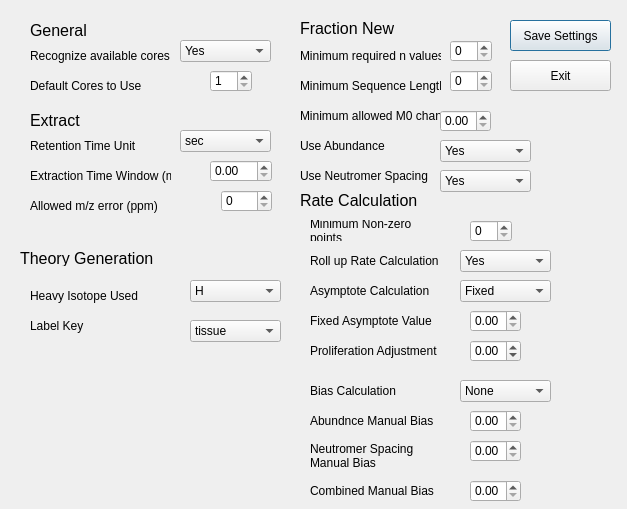
Before: the Qt Designer form ui_files/Settings_Menu.ui in JC-Price/DeuteRater, drawn with Qt 5.
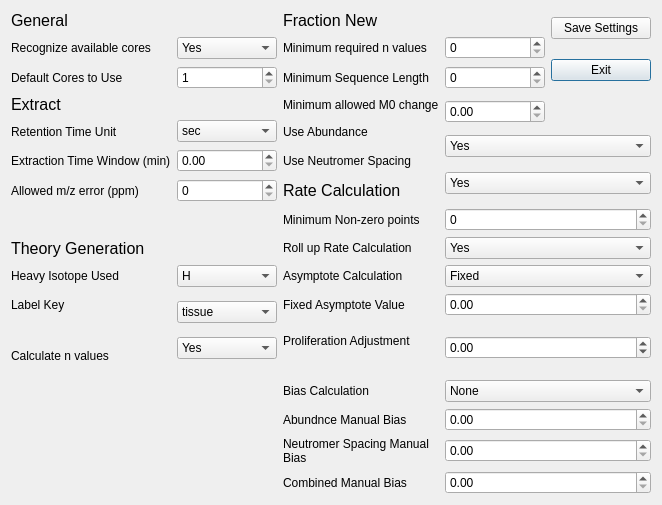
After: the same form once the commit is applied.

What changed in the file:
```diff
--- a/ui_files/Settings_Menu.ui
+++ b/ui_files/Settings_Menu.ui
@@ -6,112 +6,92 @@
    <rect>
     <x>0</x>
     <y>0</y>
-    <width>627</width>
-    <height>509</height>
+    <width>662</width>
+    <height>505</height>
    </rect>
   </property>
   <property name="windowTitle">
    <string>Dialog</string>
   </property>
-  <widget class="QPushButton" name="SaveButton">
-   <property name="geometry">
-    <rect>
-     <x>510</x>
-     <y>20</y>
-     <width>101</width>
-     <height>31</height>
-    </rect>
-   </property>
+  <layout class="QGridLayout" name="gridLayout">
+   <item row="15" column="0" rowspan="2">
+    <widget class="QLabel" name="label_27">
    <property name="text">
-    <string>Save Settings</string>
-   </property>
-  </widget>
-  <widget class="QPushButton" name="ExitButton">
-   <property name="geometry">
-    <rect>
-     <x>510</x>
-     <y>60</y>
-     <width>101</width>
-     <height>31</height>
-    </rect>
-   </property>
+      <string>Calculate n values</string>
+     </property>
+    </widget>
+   </item>
+   <item row="11" column="3" colspan="2">
+    <widget class="QComboBox" name="roll_up_option">
+     <item>
+      <property name="text">
+       <string>Yes</string>
+      </property>
+     </item>
+     <item>
    <property name="text">
-    <string>Exit</string>
-   </property>
-  </widget>
-  <widget class="QSpinBox" name="min_n_value">
-   <property name="geometry">
-    <rect>
-     <x>450</x>
-     <y>40</y>
-     <width>42</width>
-     <height>22</height>
-    </rect>
-   </property>
-  </widget>
-  <widget class="QLabel" name="label">
-   <property name="geometry">
-    <rect>
-     <x>300</x>
-     <y>40</y>
-     <width>141</width>
-     <height>31</height>
-    </rect>
-   </property>
+       <string>No</string>
+      </property>
+     </item>
+    </widget>
+   </item>
+   <item row="9" column="1">
+    <widget class="QSpinBox" name="ppm_error">
+     <property name="maximum">
+      <number>100</number>
+     </property>
+    </widget>
+   </item>
+   <item row="7" column="1" rowspan="2">
+    <widget class="QDoubleSpinBox" name="time_window"/>
+   </item>
+   <item row="7" column="0" rowspan="2">
+    <widget class="QLabel" name="label_20">
+     <property name="text">
+      <string>Extraction Time Window (min)</string>
+     </property>
+    </widget>
+   </item>
+   <item row="7" column="2" rowspan="2">
+    <widget class="QLabel" name="label_25">
    <property name="text">
-    <string>Minimum required n values</string>
-   </property>
-  </widget>
-  <widget class="QLabel" name="label_2">
-   <property name="geometry">
-    <rect>
-     <x>300</x>
-     <y>20</y>
-     <width>101</width>
-     <height>16</height>
-    </rect>
-   </property>
-   <property name="font">
-    <font>
-     <pointsize>12</pointsize>
-    </font>
-   </property>
+      <string>Use Neutromer Spacing</string>
+     </property>
+    </widget>
+   </item>
+   <item row="8" column="3" rowspan="2" colspan="2">
+    <widget class="QComboBox" name="use_neutromer_spacing">
+     <item>
+      <property name="text">
+       <string>Yes</string>
+      </property>
+     </item>
+     <item>
    <property name="text">
-    <string>Fraction New</string>
-   </property>
-  </widget>
-  <widget class="QLabel" name="label_3">
-   <property name="geometry">
-    <rect>
-     <x>300</x>
-     <y>70</y>
-     <width>141</width>
-     <height>31</height>
-    </rect>
-   </property>
+       <string>No</string>
+      </property>
+     </item>
+    </widget>
+   </item>
+   <item row="9" column="0">
+    <widget class="QLabel" name="label_21">
    <property name="text">
-    <string>Minimum Sequence Length</string>
-   </property>
-  </widget>
-  <widget class="QSpinBox" name="min_sequence_length">
-   <property name="geometry">
-    <rect>
-     <x>450</x>
-     <y>70</y>
-     <width>42</width>
-     <height>22</height>
-    </rect>
-   </property>
-  </widget>
+      <string>Allowed m/z error (ppm)</string>
+     </property>
+    </widget>
+   </item>
+   <item row="10" column="2">
+    <widget class="QLabel" name="label_26">
+     <property name="text">
+      <string>Minimum Non-zero points</string>
+     </property>
+     <property name="wordWrap">
+      <bool>true</bool>
+     </property>
+    </widget>
+   </item>
+   <item row="9" column="2">
   <widget class="QLabel" name="label_4">
-   <property name="geometry">
-    <rect>
-     <x>300</x>
-     <y>190</y>
-     <width>121</width>
-     <height>21</height>
-    </rect>
-   </property>
    <property name="font">
     <font>
      <pointsize>12</pointsize>
@@ -121,51 +101,19 @@
     <string>Rate Calculation</string>
    </property>
   </widget>
-  <widget class="QLabel" name="label_5">
-   <property name="geometry">
-    <rect>
-     <x>30</x>
-     <y>20</y>
-     <width>121</width>
-     <height>21</height>
-    </rect>
-   </property>
-   <property name="font">
-    <font>
-     <pointsize>12</pointsize>
-    </font>
-   </property>
+   </item>
+   <item row="12" column="0">
+    <widget class="QLabel" name="label_22">
    <property name="text">
-    <string>General</string>
-   </property>
-  </widget>
-  <widget class="QLabel" name="label_6">
-   <property name="geometry">
-    <rect>
-     <x>30</x>
-     <y>110</y>
-     <width>121</width>
-     <height>21</height>
-    </rect>
-   </property>
-   <property name="font">
-    <font>
-     <pointsize>12</pointsize>
-    </font>
-   </property>
-   <property name="text">
-    <string>Extract</string>
-   </property>
-  </widget>
+      <string>Heavy Isotope Used</string>
+     </property>
+    </widget>
+   </item>
+   <item row="10" column="3" colspan="2">
+    <widget class="QSpinBox" name="minimum_nonzero_points"/>
+   </item>
+   <item row="11" column="0">
   <widget class="QLabel" name="label_7">
-   <property name="geometry">
-    <rect>
-     <x>20</x>
-     <y>250</y>
-     <width>141</width>
-     <height>16</height>
-    </rect>
-   </property>
    <property name="font">
     <font>
      <pointsize>12</pointsize>
@@ -175,60 +123,65 @@
     <string>Theory Generation</string>
    </property>
   </widget>
-  <widget class="QLabel" name="label_8">
-   <property name="geometry">
-    <rect>
-     <x>300</x>
-     <y>100</y>
-     <width>141</width>
-     <height>31</height>
-    </rect>
-   </property>
+   </item>
+   <item row="11" column="2">
+    <widget class="QLabel" name="label_17">
    <property name="text">
-    <string>Minimum allowed M0 change</string>
-   </property>
-  </widget>
-  <widget class="QDoubleSpinBox" name="min_allowed_m0_change">
-   <property name="geometry">
-    <rect>
-     <x>440</x>
-     <y>110</y>
-     <width>51</width>
-     <height>22</height>
-    </rect>
-   </property>
-   <property name="maximum">
-    <double>1.000000000000000</double>
-   </property>
-   <property name="singleStep">
-    <double>0.050000000000000</double>
-   </property>
-  </widget>
-  <widget class="QLabel" name="label_10">
-   <property name="geometry">
-    <rect>
-     <x>310</x>
-     <y>410</y>
-     <width>131</width>
-     <height>21</height>
-    </rect>
-   </property>
-   <property name="text">
-    <string>Abundnce Manual Bias</string>
+      <string>Roll up Rate Calculation</string>
    </property>
    <property name="wordWrap">
     <bool>true</bool>
    </property>
   </widget>
+   </item>
+   <item row="18" column="3" colspan="2">
+    <widget class="QDoubleSpinBox" name="abund_manual_bias">
+     <property name="maximum">
+      <double>1.000000000000000</double>
+     </property>
+     <property name="singleStep">
+      <double>0.050000000000000</double>
+     </property>
+    </widget>
+   </item>
+   <item row="12" column="1">
+    <widget class="QComboBox" name="heavy_label">
+     <item>
+      <property name="text">
+       <string>H</string>
+      </property>
+     </item>
+    </widget>
+   </item>
+   <item row="14" column="3" rowspan="3" colspan="2">
+    <widget class="QDoubleSpinBox" name="proliferation_adjustment">
+     <property name="minimum">
+      <double>-0.500000000000000</double>
+     </property>
+     <property name="maximum">
+      <double>1.000000000000000</double>
+     </property>
+     <property name="singleStep">
+      <double>0.050000000000000</double>
+     </property>
+    </widget>
+   </item>
+   <item row="13" column="1" rowspan="2">
+    <widget class="QComboBox" name="label_key">
+     <item>
+      <property name="text">
+       <string>tissue</string>
+      </property>
+     </item>
+     <item>
+      <property name="text">
+       <string>cell culture</string>
+      </property>
+     </item>
+    </widget>
+   </item>
+   <item row="19" column="2">
   <widget class="QLabel" name="label_11">
-   <property name="geometry">
-    <rect>
-     <x>310</x>
-     <y>440</y>
-     <width>131</width>
-     <height>31</height>
-    </rect>
-   </property>
    <property name="text">
     <string>Neutromer Spacing Manual Bias</string>
    </property>
@@ -236,15 +189,9 @@
     <bool>true</bool>
    </property>
   </widget>
+   </item>
+   <item row="20" column="2">
   <widget class="QLabel" name="label_12">
-   <property name="geometry">
-    <rect>
-     <x>310</x>
-     <y>480</y>
-     <width>131</width>
-     <height>21</height>
-    </rect>
-   </property>
    <property name="text">
     <string>Combined Manual Bias</string>
    </property>
@@ -252,47 +199,9 @@
     <bool>true</bool>
    </property>
   </widget>
-  <widget class="QDoubleSpinBox" name="abund_manual_bias">
-   <property name="geometry">
-    <rect>
-     <x>470</x>
-     <y>410</y>
-     <width>51</width>
-     <height>22</height>
-    </rect>
-   </property>
-   <property name="maximum">
-    <double>1.000000000000000</double>
-   </property>
-   <property name="singleStep">
-    <double>0.050000000000000</double>
-   </property>
-  </widget>
-  <widget class="QDoubleSpinBox" name="spacing_manual_bias">
-   <property name="geometry">
-    <rect>
-     <x>470</x>
-     <y>440</y>
-     <width>51</width>
-     <height>22</height>
-    </rect>
-   </property>
-   <property name="maximum">
-    <double>1.000000000000000</double>
-   </property>
-   <property name="singleStep">
-    <double>0.050000000000000</double>
-   </property>
-  </widget>
+   </item>
+   <item row="20" column="3" colspan="2">
   <widget class="QDoubleSpinBox" name="combined_manual_bias">
-   <property name="geometry">
-    <rect>
-     <x>470</x>
-     <y>480</y>
-     <width>51</width>
-     <height>22</height>
-    </rect>
-   </property>
    <property name="maximum">
     <double>1.000000000000000</double>
    </property>
@@ -300,31 +209,23 @@
     <double>0.050000000000000</double>
    </property>
   </widget>
-  <widget class="QLabel" name="label_13">
-   <property name="geometry">
-    <rect>
-     <x>310</x>
-     <y>380</y>
-     <width>131</width>
-     <height>21</height>
-    </rect>
-   </property>
+   </item>
+   <item row="12" column="3" colspan="2">
+    <widget class="QComboBox" name="asymptope_type">
+     <item>
+      <property name="text">
+       <string>Fixed</string>
+      </property>
+     </item>
+     <item>
    <property name="text">
-    <string>Bias Calculation</string>
-   </property>
-   <property name="wordWrap">
-    <bool>true</bool>
-   </property>
-  </widget>
+       <string>Variable</string>
+      </property>
+     </item>
+    </widget>
+   </item>
+   <item row="17" column="3" colspan="2">
   <widget class="QComboBox" name="bias_selection_option">
-   <property name="geometry">
-    <rect>
-     <x>460</x>
-     <y>380</y>
-     <width>91</width>
-     <height>22</height>
-    </rect>
-   </property>
    <item>
     <property name="text">
      <string>None</string>
@@ -341,47 +242,19 @@
     </property>
    </item>
   </widget>
-  <widget class="QLabel" name="label_14">
-   <property name="geometry">
-    <rect>
-     <x>310</x>
-     <y>340</y>
-     <width>131</width>
-     <height>21</height>
-    </rect>
-   </property>
+   </item>
+   <item row="18" column="2">
+    <widget class="QLabel" name="label_10">
    <property name="text">
-    <string>Proliferation Adjustment</string>
+      <string>Abundnce Manual Bias</string>
    </property>
    <property name="wordWrap">
     <bool>true</bool>
    </property>
   </widget>
-  <widget class="QLabel" name="label_15">
-   <property name="geometry">
-    <rect>
-     <x>310</x>
-     <y>280</y>
-     <width>131</width>
-     <height>21</height>
-    </rect>
-   </property>
-   <property name="text">
-    <string>Asymptote Calculation</string>
-   </property>
-   <property name="wordWrap">
-    <bool>true</bool>
-   </property>
-  </widget>
+   </item>
+   <item row="13" column="2">
   <widget class="QLabel" name="label_16">
-   <property name="geometry">
-    <rect>
-     <x>310</x>
-     <y>310</y>
-     <width>131</width>
-     <height>21</height>
-    </rect>
-   </property>
    <property name="text">
     <string>Fixed Asymptote Value</string>
    </property>
@@ -389,18 +262,19 @@
     <bool>true</bool>
    </property>
   </widget>
-  <widget class="QDoubleSpinBox" name="proliferation_adjustment">
-   <property name="geometry">
-    <rect>
-     <x>470</x>
-     <y>340</y>
-     <width>51</width>
-     <height>22</height>
-    </rect>
-   </property>
-   <property name="minimum">
-    <double>-0.500000000000000</double>
-   </property>
+   </item>
+   <item row="17" column="2">
+    <widget class="QLabel" name="label_13">
+     <property name="text">
+      <string>Bias Calculation</string>
+     </property>
+     <property name="wordWrap">
+      <bool>true</bool>
+     </property>
+    </widget>
+   </item>
+   <item row="19" column="3" colspan="2">
+    <widget class="QDoubleSpinBox" name="spacing_manual_bias">
    <property name="maximum">
     <double>1.000000000000000</double>
    </property>
@@ -408,15 +282,16 @@
     <double>0.050000000000000</double>
    </property>
   </widget>
+   </item>
+   <item row="13" column="0">
+    <widget class="QLabel" name="label_23">
+     <property name="text">
+      <string>Label Key</string>
+     </property>
+    </widget>
+   </item>
+   <item row="13" column="3" colspan="2">
   <widget class="QDoubleSpinBox" name="fixed_asymptote_value">
-   <property name="geometry">
-    <rect>
-     <x>470</x>
-     <y>310</y>
-     <width>51</width>
-     <height>22</height>
-    </rect>
-   </property>
    <property name="minimum">
     <double>0.000000000000000</double>
    </property>
@@ -427,146 +302,84 @@
     <double>0.050000000000000</double>
    </property>
   </widget>
-  <widget class="QComboBox" name="asymptope_type">
-   <property name="geometry">
-    <rect>
-     <x>460</x>
-     <y>280</y>
-     <width>91</width>
-     <height>22</height>
-    </rect>
-   </property>
-   <item>
-    <property name="text">
-     <string>Fixed</string>
-    </property>
    </item>
-   <item>
+   <item row="12" column="2">
+    <widget class="QLabel" name="label_15">
     <property name="text">
-     <string>Variable</string>
-    </property>
-   </item>
-  </widget>
-  <widget class="QLabel" name="label_17">
-   <property name="geometry">
-    <rect>
-     <x>310</x>
-     <y>250</y>
-     <width>131</width>
-     <height>21</height>
-    </rect>
-   </property>
+      <string>Asymptote Calculation</string>
+     </property>
+     <property name="wordWrap">
+      <bool>true</bool>
+     </property>
+    </widget>
+   </item>
+   <item row="14" column="2" rowspan="2">
+    <widget class="QLabel" name="label_14">
    <property name="text">
-    <string>Roll up Rate Calculation</string>
+      <string>Proliferation Adjustment</string>
    </property>
    <property name="wordWrap">
     <bool>true</bool>
    </property>
   </widget>
-  <widget class="QComboBox" name="roll_up_option">
-   <property name="geometry">
-    <rect>
-     <x>460</x>
-     <y>250</y>
-     <width>91</width>
-     <height>22</height>
-    </rect>
-   </property>
-   <item>
+   </item>
+   <item row="0" column="0">
+    <widget class="QLabel" name="label_5">
+     <property name="font">
+      <font>
+       <pointsize>12</pointsize>
+      </font>
+     </property>
     <property name="text">
-     <string>Yes</string>
-    </property>
+      <string>General</string>
+     </property>
+    </widget>
    </item>
-   <item>
+   <item row="2" column="4" rowspan="2">
+    <widget class="QPushButton" name="ExitButton">
     <property name="text">
-     <string>No</string>
-    </property>
-   </item>
-  </widget>
-  <widget class="QLabel" name="label_9">
-   <property name="geometry">
-    <rect>
-     <x>30</x>
-     <y>40</y>
-     <width>141</width>
-     <height>31</height>
-    </rect>
-   </property>
+      <string>Exit</string>
+     </property>
+    </widget>
+   </item>
+   <item row="4" column="2">
+    <widget class="QLabel" name="label_8">
    <property name="text">
-    <string>Recognize available cores</string>
-   </property>
-  </widget>
-  <widget class="QComboBox" name="recognize_available_cores">
-   <property name="geometry">
-    <rect>
-     <x>180</x>
-     <y>40</y>
-     <width>91</width>
-     <height>22</height>
-    </rect>
-   </property>
-   <item>
+      <string>Minimum allowed M0 change</string>
+     </property>
+    </widget>
+   </item>
+   <item row="3" column="3">
+    <widget class="QSpinBox" name="min_sequence_length"/>
+   </item>
+   <item row="4" column="0">
+    <widget class="QLabel" name="label_6">
+     <property name="font">
+      <font>
+       <pointsize>12</pointsize>
+      </font>
+     </property>
     <property name="text">
-     <string>Yes</string>
-    </property>
-   </item>
-   <item>
-    <property name="text">
-     <string>No</string>
-    </property>
-   </item>
-  </widget>
+      <string>Extract</string>
+     </property>
+    </widget>
+   </item>
+   <item row="3" column="0">
   <widget class="QLabel" name="label_18">
-   <property name="geometry">
-    <rect>
-     <x>30</x>
-     <y>70</y>
-     <width>141</width>
-     <height>31</height>
-    </rect>
-   </property>
    <property name="text">
     <string>Default Cores to Use</string>
    </property>
   </widget>
-  <widget class="QSpinBox" name="default_cores">
-   <property name="geometry">
-    <rect>
-     <x>210</x>
-     <y>70</y>
-     <width>42</width>
-     <height>22</height>
-    </rect>
-   </property>
-   <property name="minimum">
-    <number>1</number>
-   </property>
-   <property name="maximum">
-    <number>8</number>
-   </property>
-  </widget>
+   </item>
+   <item row="5" column="0" rowspan="2">
   <widget class="QLabel" name="label_19">
-   <property name="geometry">
-    <rect>
-     <x>30</x>
-     <y>130</y>
-     <width>141</width>
-     <height>31</height>
-    </rect>
-   </property>
    <property name="text">
     <string>Retention Time Unit</string>
    </property>
   </widget>
+   </item>
+   <item row="5" column="1" rowspan="2">
   <widget class="QComboBox" name="rt_unit">
-   <property name="geometry">
-    <rect>
-     <x>180</x>
-     <y>130</y>
-     <width>91</width>
-     <height>22</height>
-    </rect>
-   </property>
    <item>
     <property name="text">
      <string>sec</string>
@@ -578,151 +391,40 @@
     </property>
    </item>
   </widget>
-  <widget class="QLabel" name="label_20">
-   <property name="geometry">
-    <rect>
-     <x>30</x>
-     <y>160</y>
-     <width>141</width>
-     <height>31</height>
-    </rect>
-   </property>
+   </item>
+   <item row="1" column="2" rowspan="2">
+    <widget class="QLabel" name="label">
    <property name="text">
-    <string>Extraction Time Window (min)</string>
-   </property>
-  </widget>
-  <widget class="QDoubleSpinBox" name="time_window">
-   <property name="geometry">
-    <rect>
-     <x>210</x>
-     <y>160</y>
-     <width>62</width>
-     <height>22</height>
-    </rect>
-   </property>
-  </widget>
-  <widget class="QLabel" name="label_21">
-   <property name="geometry">
-    <rect>
-     <x>30</x>
-     <y>190</y>
-     <width>141</width>
-     <height>31</height>
-    </rect>
-   </property>
+      <string>Minimum required n values</string>
+     </property>
+    </widget>
+   </item>
+   <item row="0" column="4" rowspan="2">
+    <widget class="QPushButton" name="SaveButton">
    <property name="text">
-    <string>Allowed m/z error (ppm)</string>
-   </property>
-  </widget>
-  <widget class="QSpinBox" name="ppm_error">
-   <property name="geometry">
-    <rect>
-     <x>221</x>
-     <y>190</y>
-     <width>51</width>
-     <height>22</height>
-    </rect>
+      <string>Save Settings</string>
+     </property>
+    </widget>
+   </item>
+   <item row="3" column="1">
+    <widget class="QSpinBox" name="default_cores">
+     <property name="minimum">
+      <number>1</number>
    </property>
    <property name="maximum">
-    <number>100</number>
-   </property>
-  </widget>
-  <widget class="QLabel" name="label_22">
-   <property name="geometry">
-    <rect>
-     <x>30</x>
-     <y>280</y>
-     <width>141</width>
-     <height>31</height>
-    </rect>
-   </property>
-   <property name="text">
-    <string>Heavy Isotope Used</string>
-   </property>
-  </widget>
-  <widget class="QComboBox" name="heavy_label">
-   <property name="geometry">
-    <rect>
-     <x>190</x>
-     <y>280</y>
-     <width>91</width>
-     <height>22</height>
-    </rect>
-   </property>
-   <item>
-    <property name="text">
-     <string>H</string>
-    </property>
+      <number>8</number>
+     </property>
+    </widget>
    </item>
-  </widget>
-  <widget class="QLabel" name="label_23">
-   <property name="geometry">
-    <rect>
-     <x>30</x>
-     <y>310</y>
-     <width>141</width>
-     <height>31</height>
-    </rect>
-   </property>
-   <property name="text">
-    <string>Label Key</string>
-   </property>
-  </widget>
-  <widget class="QComboBox" name="label_key">
-   <property name="geometry">
-    <rect>
-     <x>190</x>
-     <y>320</y>
-     <width>91</width>
-     <height>22</height>
-    </rect>
-   </property>
-   <item>
-    <property name="text">
-     <string>tissue</string>
-    </property>
-   </item>
-   <item>
-    <property name="text">
-     <string>cell culture</string>
-    </property>
-   </item>
-  </widget>
+   <item row="5" column="2" rowspan="2">
   <widget class="QLabel" name="label_24">
-   <property name="geometry">
-    <rect>
-     <x>300</x>
-     <y>130</y>
-     <width>141</width>
-     <height>31</height>
-    </rect>
-   </property>
    <property name="text">
     <string>Use Abundance</string>
    </property>
   </widget>
-  <widget class="QLabel" name="label_25">
-   <property name="geometry">
-    <rect>
-     <x>300</x>
-     <y>160</y>
-     <width>141</width>
-     <height>31</height>
-    </rect>
-   </property>
-   <property name="text">
-    <string>Use Neutromer Spacing</string>
-   </property>
-  </widget>
+   </item>
+   <item row="6" column="3" rowspan="2" colspan="2">
   <widget class="QComboBox" name="use_abundance">
-   <property name="geometry">
-    <rect>
-     <x>440</x>
-     <y>140</y>
-     <width>91</width>
-     <height>22</height>
-    </rect>
-   </property>
    <item>
     <property name="text">
      <string>Yes</string>
@@ -734,15 +436,48 @@
     </property>
    </item>
   </widget>
-  <widget class="QComboBox" name="use_neutromer_spacing">
-   <property name="geometry">
-    <rect>
-     <x>440</x>
-     <y>170</y>
-     <width>91</width>
-     <height>22</height>
-    </rect>
-   </property>
+   </item>
+   <item row="1" column="3" rowspan="2">
+    <widget class="QSpinBox" name="min_n_value"/>
+   </item>
+   <item row="4" column="3" rowspan="2">
+    <widget class="QDoubleSpinBox" name="min_allowed_m0_change">
+     <property name="maximum">
+      <double>1.000000000000000</double>
+     </property>
+     <property name="singleStep">
+      <double>0.050000000000000</double>
+     </property>
+    </widget>
+   </item>
+   <item row="0" column="2">
+    <widget class="QLabel" name="label_2">
+     <property name="font">
+      <font>
+       <pointsize>12</pointsize>
+      </font>
+     </property>
+     <property name="text">
+      <string>Fraction New</string>
+     </property>
+    </widget>
+   </item>
+   <item row="1" column="0" rowspan="2">
+    <widget class="QLabel" name="label_9">
+     <property name="text">
+      <string>Recognize available cores</string>
+     </property>
+    </widget>
+   </item>
+   <item row="3" column="2">
+    <widget class="QLabel" name="label_3">
+     <property name="text">
+      <string>Minimum Sequence Length</string>
+     </property>
+    </widget>
+   </item>
+   <item row="1" column="1" rowspan="2">
+    <widget class="QComboBox" name="recognize_available_cores">
    <item>
     <property name="text">
      <string>Yes</string>
@@ -754,32 +489,22 @@
     </property>
    </item>
   </widget>
-  <widget class="QLabel" name="label_26">
-   <property name="geometry">
-    <rect>
-     <x>310</x>
-     <y>220</y>
-     <width>131</width>
-     <height>21</height>
-    </rect>
-   </property>
+   </item>
+   <item row="15" column="1">
+    <widget class="QComboBox" name="calculate_n_values">
+     <item>
+      <property name="text">
+       <string>Yes</string>
+      </property>
+     </item>
+     <item>
    <property name="text">
-    <string>Minimum Non-zero points</string>
-   </property>
-   <property name="wordWrap">
-    <bool>true</bool>
-   </property>
-  </widget>
-  <widget class="QSpinBox" name="minimum_nonzero_points">
-   <property name="geometry">
-    <rect>
-     <x>470</x>
-     <y>220</y>
-     <width>42</width>
-     <height>22</height>
-    </rect>
-   </property>
-  </widget>
+       <string>No</string>
+      </property>
+     </item>
+    </widget>
+   </item>
+  </layout>
  </widget>
  <resources/>
  <connections/>
```
Lines whose indentation alone changed are shown as unchanged.
